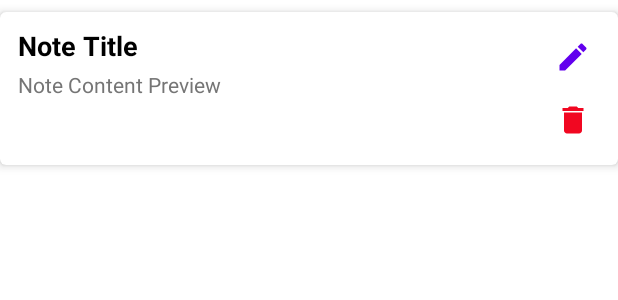
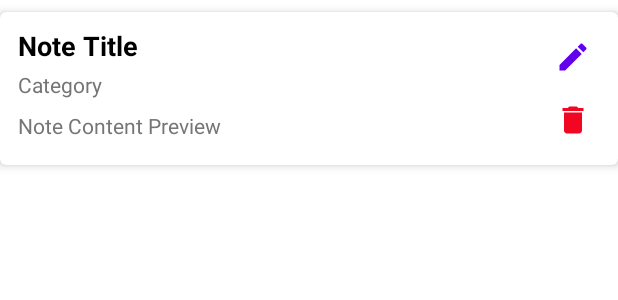
Before and after one commit to OndrejWienerUNI/github-ow-pma-2024, an Android app: the layout item_note.xml on its own in the app's theme, with its tools: preview values and no code run, on a phone screen of 412 x 824 dp. Shown: the top 300 px of the screen. Run offline under Robolectric (Android 15) with nearby library versions, the phone set to English and light mode, and no system bars.

Commit message:
#12 MOD pma12_note_hub_database (issues at point 25)

```diff
--- a/pma12_note_hub_database/app/src/main/java/com/example/pma12_note_hub_database/data/dao/NoteDao.kt
+++ b/pma12_note_hub_database/app/src/main/java/com/example/pma12_note_hub_database/data/dao/NoteDao.kt
@@ -23,4 +23,8 @@ interface NoteDao {
     // Loads all notes from database and returns them as flow
     @Query("SELECT * FROM note ORDER BY id DESC")
     fun getAllNotes(): Flow<List<Note>>
+
+    // Deletes all notes from the table - be careful
+    @Query("DELETE FROM note")
+    suspend fun deleteAllNotes()
 }
--- a/pma12_note_hub_database/app/src/main/res/layout/dialog_add_note.xml
+++ b/pma12_note_hub_database/app/src/main/res/layout/dialog_add_note.xml
@@ -41,13 +41,12 @@
         android:imeOptions="actionDone"
         tools:ignore="VisualLintTextFieldSize" />
 
-
     <TextView
         android:id="@+id/tvCategory"
         android:layout_width="wrap_content"
         android:layout_height="wrap_content"
         android:textSize="18sp"
-        android:text="@string/note_category_text"
+        android:text="@string/category_label"
         android:textStyle="bold"
         android:textColor="@color/secondaryText"
         android:layout_marginTop="16dp" />
@@ -59,6 +58,7 @@
         android:textSize="16sp"
         android:layout_marginTop="8dp"
         android:minHeight="48dp"
+        android:spinnerMode="dropdown"
         style="@style/Widget.AppCompat.Spinner.Underlined"/>
 
     <TextView
@@ -66,7 +66,7 @@
         android:layout_width="wrap_content"
         android:layout_height="wrap_content"
         android:textSize="18sp"
-        android:text="@string/tags_text"
+        android:text="@string/tags_label"
         android:textStyle="bold"
         android:textColor="@color/secondaryText"
         android:layout_marginTop="16dp" />
--- a/pma12_note_hub_database/app/src/main/res/layout/item_note.xml
+++ b/pma12_note_hub_database/app/src/main/res/layout/item_note.xml
@@ -27,6 +27,22 @@
             android:layout_marginStart="2dp"
             android:layout_marginEnd="10dp" />
 
+        <!--- Note Category -->
+        <TextView
+            android:id="@+id/tvNoteCategory"
+            android:layout_width="wrap_content"
+            android:layout_height="wrap_content"
+            android:text="@string/category_label"
+            android:textColor="@color/secondaryText"
+            android:textSize="14sp"
+            android:layout_below="@id/tvNoteTitle"
+            android:layout_alignParentStart="true"
+            android:layout_toStartOf="@id/icEdit"
+            android:layout_marginTop="4dp"
+            android:layout_marginBottom="4dp"
+            android:layout_marginStart="2dp"
+            android:layout_marginEnd="10dp" />
+
         <!-- Note Content Preview -->
         <TextView
             android:id="@+id/tvNoteContentPreview"
@@ -37,7 +53,7 @@
             android:ellipsize="end"
             android:textColor="@color/secondaryText"
             android:textSize="14sp"
-            android:layout_below="@id/tvNoteTitle"
+            android:layout_below="@id/tvNoteCategory"
             android:layout_alignParentStart="true"
             android:layout_toStartOf="@id/icEdit"
             android:layout_marginTop="4dp"
--- a/pma12_note_hub_database/app/src/main/res/values/strings.xml
+++ b/pma12_note_hub_database/app/src/main/res/values/strings.xml
@@ -9,8 +9,8 @@
     <string name="add_note_description">Add Note</string>
     <string name="edit_note_description">Edit Note</string>
     <string name="delete_note_description">Delete Note</string>
-    <string name="note_category_text">Category</string>
-    <string name="tags_text">Tags</string>
+    <string name="category_label">Category</string>
+    <string name="tags_label">Tags</string>
     <string name="pick_tags_hint">Pick Tags</string>
 
     <!--  KT classes/modules  -->
@@ -27,6 +27,8 @@
     <string name="cat_work_str">Work</string>
     <string name="cat_personal_str">Personal</string>
     <string name="cat_ideas_str">Ideas</string>
+    <string name="cat_invalid_str">Invalid Category</string>
+    <string name="cat_none_str">No Category</string>
 
     <string name="tag_important_str">Important</string>
     <string name="tag_quick_task_str">Quick Task</string>
```
Also changed, not shown: pma12_note_hub_database/app/src/main/java/com/example/pma12_note_hub_database/data/dao/CategoryDao.kt (+10 -1 lines), pma12_note_hub_database/app/src/main/java/com/example/pma12_note_hub_database/data/model/NoteAdapter.kt (+23 -1 lines), pma12_note_hub_database/app/src/main/java/com/example/pma12_note_hub_database/ui/MainActivity.kt (+46 -4 lines).
